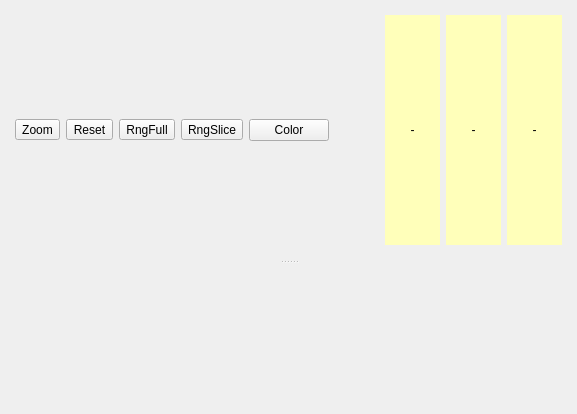
Qt form Code/Mantid/MantidQt/SliceViewer/inc/MantidQtSliceViewer/SliceViewer.ui (mantidproject/mantid) before a commit.
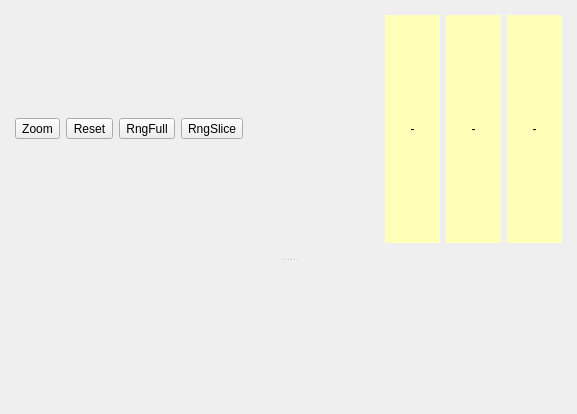
The same form after that commit. Icons and pictures are not drawn.

Commit message: Refs #3882: more icons

```diff
--- a/Code/Mantid/MantidQt/SliceViewer/inc/MantidQtSliceViewer/SliceViewer.ui
+++ b/Code/Mantid/MantidQt/SliceViewer/inc/MantidQtSliceViewer/SliceViewer.ui
@@ -97,8 +97,8 @@
             </property>
             <property name="iconSize">
              <size>
-              <width>16</width>
-              <height>16</height>
+              <width>18</width>
+              <height>18</height>
              </size>
             </property>
            </widget>
@@ -111,6 +111,16 @@
             <property name="text">
              <string>RngFull</string>
             </property>
+            <property name="icon">
+             <iconset resource="../../icons/SliceViewerIcons.qrc">
+              <normaloff>:/SliceViewer/icons/color-pallette.png</normaloff>:/SliceViewer/icons/color-pallette.png</iconset>
+            </property>
+            <property name="iconSize">
+             <size>
+              <width>18</width>
+              <height>18</height>
+             </size>
+            </property>
            </widget>
           </item>
           <item>
@@ -121,12 +131,15 @@
             <property name="text">
              <string>RngSlice</string>
             </property>
-           </widget>
-          </item>
-          <item>
-           <widget class="QPushButton" name="btnColorOptions">
-            <property name="text">
-             <string>Color</string>
+            <property name="icon">
+             <iconset resource="../../icons/SliceViewerIcons.qrc">
+              <normaloff>:/SliceViewer/icons/color-pallette-part.png</normaloff>:/SliceViewer/icons/color-pallette-part.png</iconset>
+            </property>
+            <property name="iconSize">
+             <size>
+              <width>18</width>
+              <height>18</height>
+             </size>
             </property>
            </widget>
           </item>
```
The commit also changes 3 other files.
